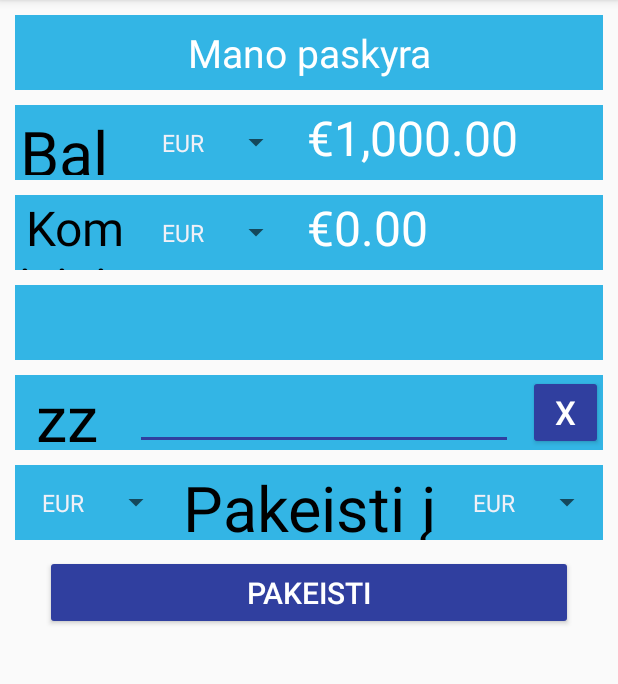
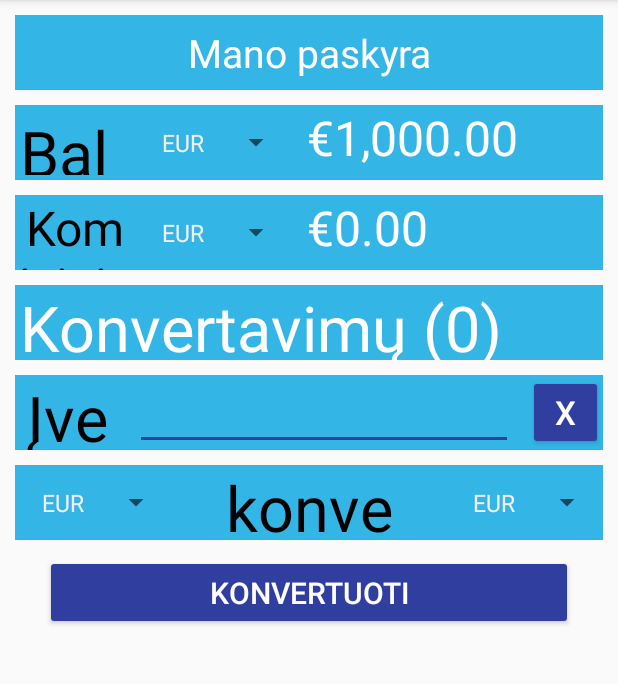
Before and after one commit to UrbanAndrius/Paysera, an Android app: the screen it shows after launch (UserProfile), on a phone screen of 412 x 824 dp, the part 84-768 px from its top. Run offline under Robolectric (Android 15) with nearby library versions, the phone set to English and light mode, and no system bars; our stand-ins replace Volley; libraries missing offline, so code that uses them is left out: me.grantland.widget; plain views replace AutofitTextView.

Commit message:
Added string values for new TextViews

```diff
--- a/app/src/main/res/values/strings.xml
+++ b/app/src/main/res/values/strings.xml
@@ -1,8 +1,8 @@
 <resources>
     <string name="app_name">Paysera</string>
     <string name="fee_text">Komisinis mokestis</string>
-    <string name="exchange_text">Pakeisti į valiutą</string>
-    <string name="submit_exchange">Pakeisti</string>
+    <string name="exchange_text">konvertuoti į</string>
+    <string name="submit_exchange">Konvertuoti</string>
     <string name="clear">X</string>
     <string name="positive">Priimti</string>
     <string name="negative">Atšaukti</string>
@@ -13,7 +13,7 @@
     <string name="free">(nemokamai)</string>
     <string name="fee">(%1$s%% komisinis mokestis)</string>
     <string name="account_title">Mano paskyra</string>
-    <string name="balance_text">Balancas</string>
+    <string name="balance_text">Balansas</string>
     <string name="error">Klaida</string>
     <string name="error_same_currency">Pasirinkote tą pačią valiutą (bandymas konvertuoti iš %1$s į %1$s)</string>
     <string name="error_insufficient_funds">Neužtenką sąskaitoje pinigų (%1$s)</string>
@@ -23,4 +23,6 @@
     <string name="fee_amount_percentage">(%1$s%% komisinis mokestis)</string>
     <string name="title_confirmation">Ar sutinkate?</string>
     <string name="title_conversion_success">Konvertavimas pavyko</string>
+    <string name="insert_amount">Įveskite\nsumą</string>
+    <string name="convert_count_text">Konvertavimų (%1$d) Liko nemokamų (%2$d)</string>
 </resources>
```
